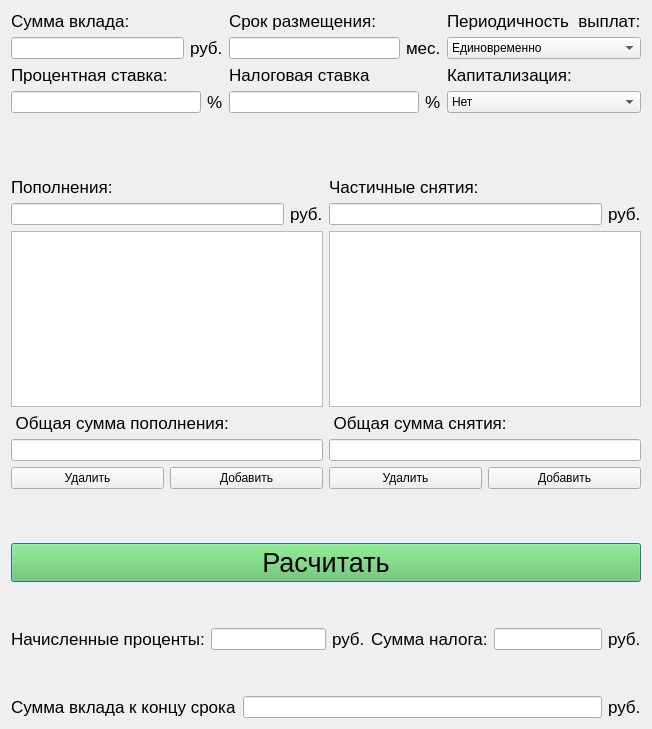
This is src/frontend/smartCalc/debit.ui in ara-bakiev997/C7_SmartCalc as Qt 5 draws it before an edit. The edited form follows.
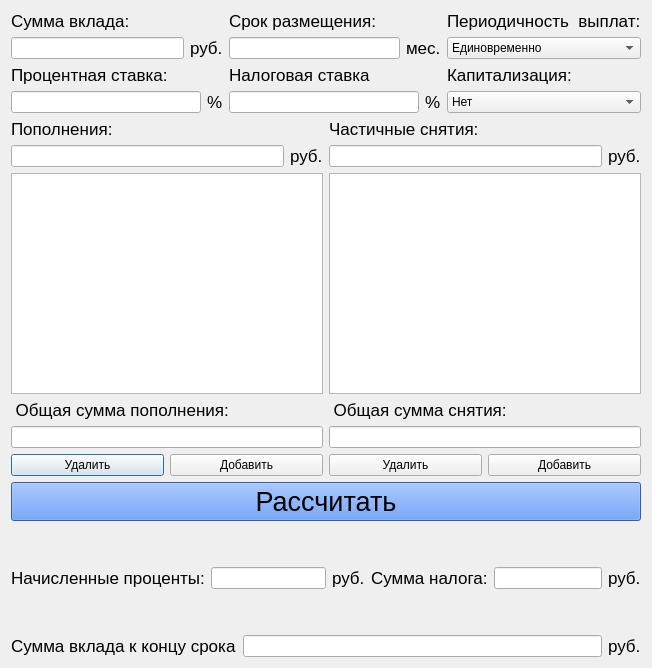
This is the edited form.

What changed in the file:
```diff
--- a/src/frontend/smartCalc/debit.ui
+++ b/src/frontend/smartCalc/debit.ui
@@ -7,7 +7,7 @@
     <x>0</x>
     <y>0</y>
     <width>652</width>
-    <height>729</height>
+    <height>668</height>
    </rect>
   </property>
   <property name="windowTitle">
@@ -16,7 +16,7 @@
   <layout class="QVBoxLayout" name="verticalLayout_13">
    <item>
     <layout class="QGridLayout" name="gridLayout_2">
-     <item row="7" column="4" colspan="3">
+     <item row="5" column="4" colspan="3">
       <layout class="QHBoxLayout" name="horizontalLayout_2">
        <item>
         <widget class="QLabel" name="label_10">
@@ -263,156 +263,7 @@
        </item>
       </layout>
      </item>
-     <item row="8" column="4">
-      <spacer name="verticalSpacer_8">
-       <property name="orientation">
-        <enum>Qt::Vertical</enum>
-       </property>
-       <property name="sizeType">
-        <enum>QSizePolicy::Minimum</enum>
-       </property>
-       <property name="sizeHint" stdset="0">
-        <size>
-         <width>20</width>
-         <height>40</height>
-        </size>
-       </property>
-      </spacer>
-     </item>
-     <item row="9" column="0" colspan="7">
-      <layout class="QHBoxLayout" name="horizontalLayout_3">
-       <item>
-        <widget class="QLabel" name="label_11">
-         <property name="font">
-          <font>
-           <pointsize>13</pointsize>
-          </font>
-         </property>
-         <property name="text">
-          <string>Сумма вклада к концу срока</string>
-         </property>
-        </widget>
-       </item>
-       <item>
-        <widget class="QLineEdit" name="lineEdit_total_sum_dep">
-         <property name="readOnly">
-          <bool>true</bool>
-         </property>
-        </widget>
-       </item>
-       <item>
-        <widget class="QLabel" name="label_14">
-         <property name="font">
-          <font>
-           <pointsize>13</pointsize>
-          </font>
-         </property>
-         <property name="text">
-          <string>руб.</string>
-         </property>
-        </widget>
-       </item>
-      </layout>
-     </item>
-     <item row="4" column="5" colspan="2">
-      <spacer name="verticalSpacer_6">
-       <property name="orientation">
-        <enum>Qt::Vertical</enum>
-       </property>
-       <property name="sizeType">
-        <enum>QSizePolicy::Minimum</enum>
-       </property>
-       <property name="sizeHint" stdset="0">
-        <size>
-         <width>20</width>
-         <height>48</height>
-        </size>
-       </property>
-      </spacer>
-     </item>
-     <item row="7" column="0" colspan="4">
-      <layout class="QHBoxLayout" name="horizontalLayout">
-       <item>
-        <widget class="QLabel" name="label">
-         <property name="font">
-          <font>
-           <pointsize>13</pointsize>
-          </font>
-         </property>
-         <property name="text">
-          <string>Начисленные проценты:</string>
-         </property>
-        </widget>
-       </item>
-       <item>
-        <widget class="QLineEdit" name="lineEdit_percents">
-         <property name="readOnly">
-          <bool>true</bool>
-         </property>
-        </widget>
-       </item>
-       <item>
-        <widget class="QLabel" name="label_12">
-         <property name="font">
-          <font>
-           <pointsize>13</pointsize>
-          </font>
-         </property>
-         <property name="text">
-          <string>руб.</string>
-         </property>
-        </widget>
-       </item>
-      </layout>
-     </item>
-     <item row="8" column="2" colspan="2">
-      <spacer name="verticalSpacer_3">
-       <property name="orientation">
-        <enum>Qt::Vertical</enum>
-       </property>
-       <property name="sizeType">
-        <enum>QSizePolicy::Minimum</enum>
-       </property>
-       <property name="sizeHint" stdset="0">
-        <size>
-         <width>20</width>
-         <height>40</height>
-        </size>
-       </property>
-      </spacer>
-     </item>
-     <item row="5" column="0" colspan="7">
-      <widget class="QPushButton" name="pushButton_calculate">
-       <property name="font">
-        <font>
-         <pointsize>20</pointsize>
-        </font>
-       </property>
-       <property name="styleSheet">
-        <string notr="true">background-color: rgb(97, 197, 84);</string>
-       </property>
-       <property name="text">
-        <string>Расчитать</string>
-       </property>
-      </widget>
-     </item>
-     <item row="6" column="5" colspan="2">
-      <spacer name="verticalSpacer_7">
-       <property name="orientation">
-        <enum>Qt::Vertical</enum>
-       </property>
-       <property name="sizeType">
-        <enum>QSizePolicy::Minimum</enum>
-       </property>
-       <property name="sizeHint" stdset="0">
-        <size>
-         <width>20</width>
-         <height>40</height>
-        </size>
-       </property>
-      </spacer>
-     </item>
-     <item row="3" column="0" colspan="7">
+     <item row="2" column="0" colspan="7">
       <layout class="QHBoxLayout" name="horizontalLayout_14">
        <item>
         <layout class="QVBoxLayout" name="verticalLayout_12">
@@ -475,6 +326,9 @@
             <layout class="QHBoxLayout" name="horizontalLayout_10">
              <item>
               <widget class="QPushButton" name="pushButton_del">
+               <property name="styleSheet">
+                <string notr="true"/>
+               </property>
                <property name="text">
                 <string>Удалить</string>
                </property>
@@ -482,6 +336,9 @@
              </item>
              <item>
               <widget class="QPushButton" name="pushButton_add">
+               <property name="styleSheet">
+                <string notr="true"/>
+               </property>
                <property name="text">
                 <string>Добавить</string>
                </property>
@@ -554,6 +411,9 @@
             <layout class="QHBoxLayout" name="horizontalLayout_11">
              <item>
               <widget class="QPushButton" name="pushButton_del_2">
+               <property name="styleSheet">
+                <string notr="true"/>
+               </property>
                <property name="text">
                 <string>Удалить</string>
                </property>
@@ -561,6 +421,9 @@
              </item>
              <item>
               <widget class="QPushButton" name="pushButton_add_2">
+               <property name="styleSheet">
+                <string notr="true"/>
+               </property>
                <property name="text">
                 <string>Добавить</string>
                </property>
@@ -574,7 +437,124 @@
        </item>
       </layout>
      </item>
-     <item row="6" column="1" colspan="2">
+     <item row="5" column="0" colspan="4">
+      <layout class="QHBoxLayout" name="horizontalLayout">
+       <item>
+        <widget class="QLabel" name="label">
+         <property name="font">
+          <font>
+           <pointsize>13</pointsize>
+          </font>
+         </property>
+         <property name="text">
+          <string>Начисленные проценты:</string>
+         </property>
+        </widget>
+       </item>
+       <item>
+        <widget class="QLineEdit" name="lineEdit_percents">
+         <property name="readOnly">
+          <bool>true</bool>
+         </property>
+        </widget>
+       </item>
+       <item>
+        <widget class="QLabel" name="label_12">
+         <property name="font">
+          <font>
+           <pointsize>13</pointsize>
+          </font>
+         </property>
+         <property name="text">
+          <string>руб.</string>
+         </property>
+        </widget>
+       </item>
+      </layout>
+     </item>
+     <item row="7" column="0" colspan="7">
+      <layout class="QHBoxLayout" name="horizontalLayout_3">
+       <item>
+        <widget class="QLabel" name="label_11">
+         <property name="font">
+          <font>
+           <pointsize>13</pointsize>
+          </font>
+         </property>
+         <property name="text">
+          <string>Сумма вклада к концу срока</string>
+         </property>
+        </widget>
+       </item>
+       <item>
+        <widget class="QLineEdit" name="lineEdit_total_sum_dep">
+         <property name="readOnly">
+          <bool>true</bool>
+         </property>
+        </widget>
+       </item>
+       <item>
+        <widget class="QLabel" name="label_14">
+         <property name="font">
+          <font>
+           <pointsize>13</pointsize>
+          </font>
+         </property>
+         <property name="text">
+          <string>руб.</string>
+         </property>
+        </widget>
+       </item>
+      </layout>
+     </item>
+     <item row="3" column="0" colspan="7">
+      <widget class="QPushButton" name="pushButton_calculate">
+       <property name="font">
+        <font>
+         <pointsize>20</pointsize>
+        </font>
+       </property>
+       <property name="styleSheet">
+        <string notr="true">background-color: rgb(74, 129, 231);</string>
+       </property>
+       <property name="text">
+        <string>Рассчитать</string>
+       </property>
+      </widget>
+     </item>
+     <item row="6" column="2" colspan="2">
+      <spacer name="verticalSpacer_3">
+       <property name="orientation">
+        <enum>Qt::Vertical</enum>
+       </property>
+       <property name="sizeType">
+        <enum>QSizePolicy::Minimum</enum>
+       </property>
+       <property name="sizeHint" stdset="0">
+        <size>
+         <width>20</width>
+         <height>40</height>
+        </size>
+       </property>
+      </spacer>
+     </item>
+     <item row="6" column="4">
+      <spacer name="verticalSpacer_8">
+       <property name="orientation">
+        <enum>Qt::Vertical</enum>
+       </property>
+       <property name="sizeType">
+        <enum>QSizePolicy::Minimum</enum>
+       </property>
+       <property name="sizeHint" stdset="0">
+        <size>
+         <width>20</width>
+         <height>40</height>
+        </size>
+       </property>
+      </spacer>
+     </item>
+     <item row="4" column="1" colspan="2">
       <spacer name="verticalSpacer_2">
        <property name="orientation">
         <enum>Qt::Vertical</enum>
@@ -590,8 +570,8 @@
        </property>
       </spacer>
      </item>
-     <item row="4" column="3">
-      <spacer name="verticalSpacer">
+     <item row="4" column="5" colspan="2">
+      <spacer name="verticalSpacer_7">
        <property name="orientation">
         <enum>Qt::Vertical</enum>
        </property>
@@ -601,23 +581,7 @@
        <property name="sizeHint" stdset="0">
         <size>
          <width>20</width>
-         <height>48</height>
-        </size>
-       </property>
-      </spacer>
-     </item>
-     <item row="2" column="0">
-      <spacer name="verticalSpacer_4">
-       <property name="orientation">
-        <enum>Qt::Vertical</enum>
-       </property>
-       <property name="sizeType">
-        <enum>QSizePolicy::Minimum</enum>
-       </property>
-       <property name="sizeHint" stdset="0">
-        <size>
-         <width>20</width>
-         <height>58</height>
+         <height>40</height>
         </size>
        </property>
       </spacer>
```
